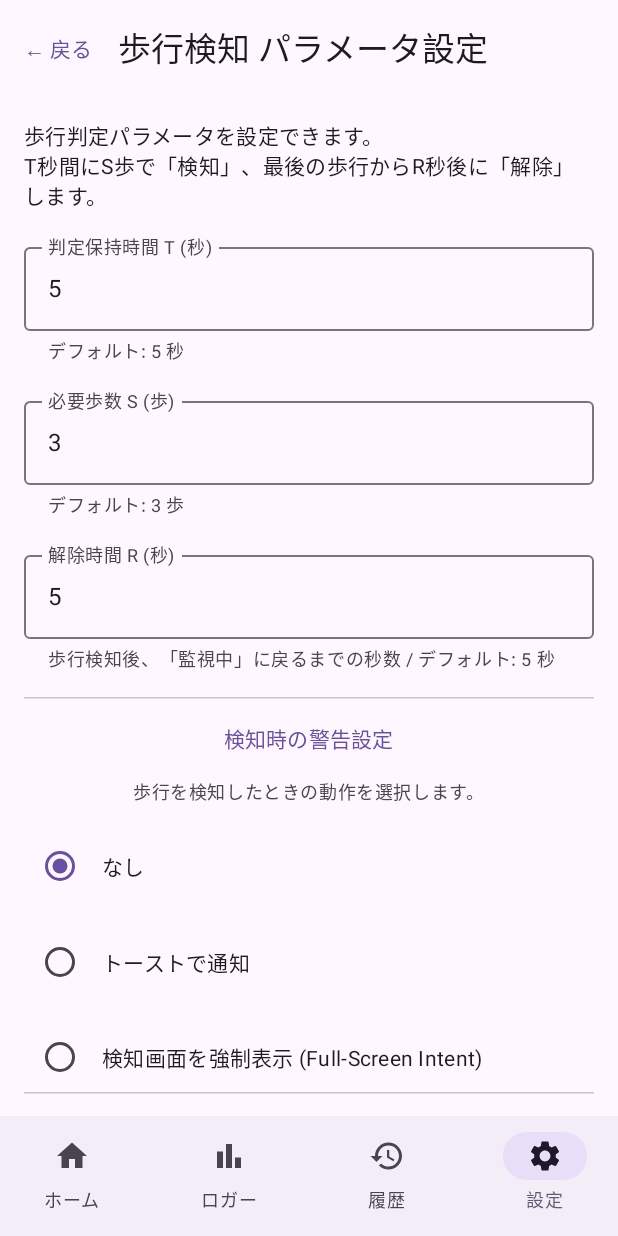
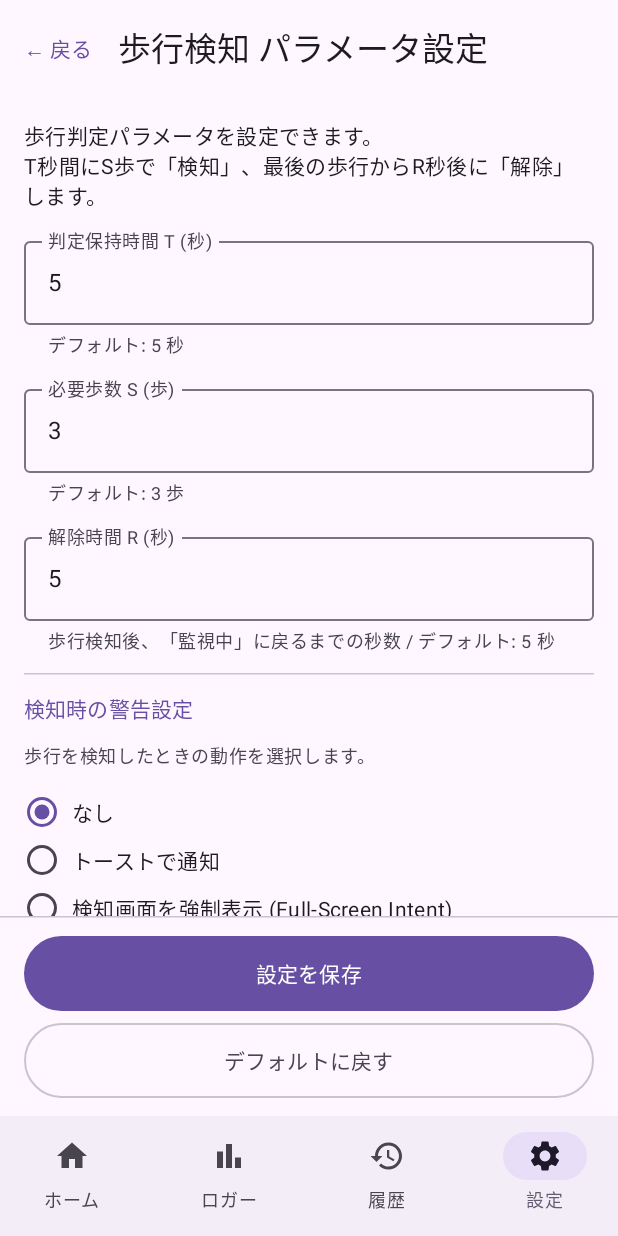
Before and after one commit to Tensan103/walk-tracker-project_20261113, an Android app built with Jetpack Compose: the SettingsScreen screen opened through its navigation route, on a phone screen of 412 x 824 dp. Run offline under Robolectric (Android 15) with nearby library versions, the phone set to English and light mode, and no system bars.

Commit message:
fix: Fix SettingsScreen layout overflow causing radio button overlap
コンテンツ量がスクリーン高さを超えて Arrangement.spacedBy の適用で
ラジオボタン行が重なる問題を修正。
- スクロール可能な内側 Column (weight=1f + verticalScroll) でコンテンツを管理
- 保存・リセットボタンを画面下部の固定 Column に分離
- RadioButton に selectable Modifier を追加し Row 全体でクリック判定

Co-Authored-By: Claude Sonnet 4.6 <noreply@anthropic.com>

```diff
--- a/android-app/app/src/main/java/com/example/walkdetection_20260818/MainActivity.kt
+++ b/android-app/app/src/main/java/com/example/walkdetection_20260818/MainActivity.kt
@@ -11,7 +11,11 @@ import androidx.activity.ComponentActivity
 import androidx.activity.compose.setContent
 import androidx.activity.result.contract.ActivityResultContracts
 import androidx.compose.foundation.layout.*
+import androidx.compose.foundation.rememberScrollState
+import androidx.compose.foundation.selection.selectable
 import androidx.compose.foundation.text.KeyboardOptions
+import androidx.compose.foundation.verticalScroll
+import androidx.compose.ui.semantics.Role
 import androidx.compose.material.icons.Icons
 import androidx.compose.material.icons.filled.BarChart
 import androidx.compose.material.icons.filled.History
@@ -269,13 +273,20 @@ fun SettingsScreen(onNavigateBack: () -> Unit) {
             )
         }
     ) { innerPadding ->
+        // 外側 Column: コンテンツ(スクロール) + ボタン(固定) の2段構成
         Column(
             modifier = Modifier
                 .fillMaxSize()
                 .padding(innerPadding)
+        ) {
+            // ── スクロール可能なコンテンツ領域 ───────────────────────
+            Column(
+                modifier = Modifier
+                    .weight(1f)
+                    .fillMaxWidth()
+                    .verticalScroll(rememberScrollState())
                     .padding(16.dp),
-            horizontalAlignment = Alignment.CenterHorizontally,
-            verticalArrangement = Arrangement.spacedBy(16.dp)
+                verticalArrangement = Arrangement.spacedBy(12.dp)
             ) {
                 Text(
                     text = "歩行判定パラメータを設定できます。\n" +
@@ -348,45 +359,54 @@ fun SettingsScreen(onNavigateBack: () -> Unit) {
                     AlertType.TOAST to "トーストで通知",
                     AlertType.FORCE_FOREGROUND to "検知画面を強制表示 (Full-Screen Intent)"
                 )
+                Column {
                     alertOptions.forEach { (type, label) ->
                         Row(
                             modifier = Modifier
-                        .fillMaxWidth(),
+                                .fillMaxWidth()
+                                .selectable(
+                                    selected = alertType == type,
+                                    onClick = { SensorStateRepository.updateAlertType(type) },
+                                    role = Role.RadioButton
+                                )
+                                .padding(vertical = 4.dp),
                             verticalAlignment = Alignment.CenterVertically
                         ) {
                             RadioButton(
                                 selected = alertType == type,
-                        onClick = { SensorStateRepository.updateAlertType(type) }
+                                onClick = null  // 親 Row が onCick を処理
                             )
                             Text(
                                 text = label,
                                 style = MaterialTheme.typography.bodyMedium,
-                        modifier = Modifier.padding(start = 4.dp)
+                                modifier = Modifier.padding(start = 8.dp)
                             )
                         }
                     }
+                }
+            }
 
+            // ── 画面下部に固定されたボタン ──────────────────────────
             HorizontalDivider()
-
-            Spacer(modifier = Modifier.weight(1f))
-
+            Column(
+                modifier = Modifier
+                    .fillMaxWidth()
+                    .padding(horizontal = 16.dp, vertical = 12.dp),
+                verticalArrangement = Arrangement.spacedBy(8.dp)
+            ) {
                 Button(
                     onClick = { save() },
-                modifier = Modifier
-                    .fillMaxWidth()
-                    .height(50.dp)
+                    modifier = Modifier.fillMaxWidth().height(50.dp)
                 ) {
                     Text("設定を保存")
                 }
-
                 OutlinedButton(
                     onClick = { resetToDefault() },
-                modifier = Modifier
-                    .fillMaxWidth()
-                    .height(50.dp)
+                    modifier = Modifier.fillMaxWidth().height(50.dp)
                 ) {
                     Text("デフォルトに戻す")
                 }
             }
         }
     }
+}
```
Lines whose indentation alone changed are shown as unchanged.
